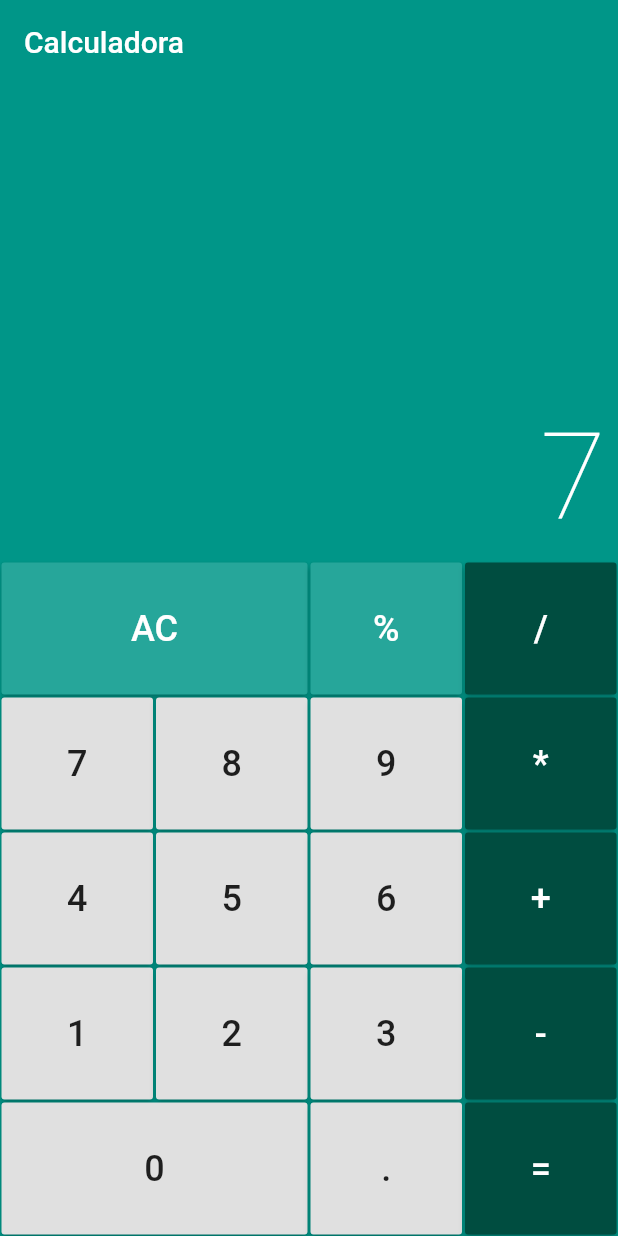
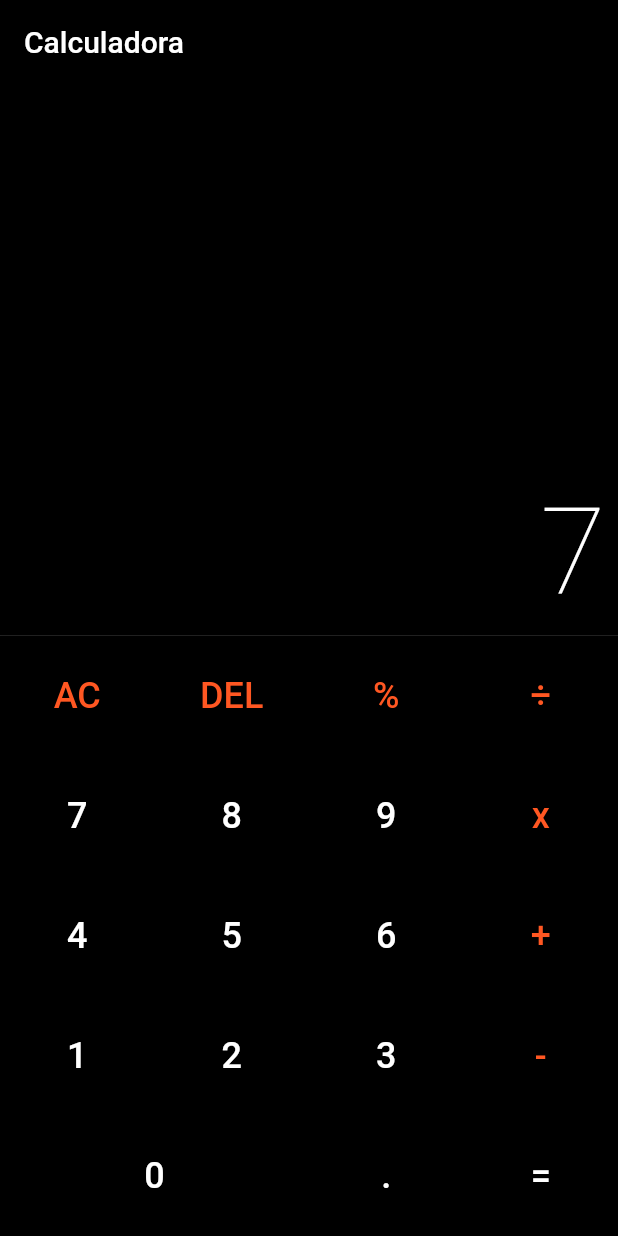
Before and after one commit to kleberandrade/calculadora-flutter, a Flutter app: the screen it shows after launch, after a tap on an icon or button, on a phone screen of 412 x 824 dp. Run offline on Flutter 3.47's test engine with Material 2 defaults, Android fonts, the phone set to English and light mode, and no system bars; drawn by our look-alikes of auto_size_text.

Commit message:
Design changed to look like the Xiaomi calculator

```diff
--- a/lib/calculator.dart
+++ b/lib/calculator.dart
@@ -9,19 +9,19 @@ class Calculator extends StatefulWidget {
 }
 
 class _CalculatorState extends State<Calculator> {
-
   final _memory = Memory();
 
   @override
   Widget build(BuildContext context) {
     return Scaffold(
       appBar: AppBar(
+        backgroundColor: Colors.black,
         title: Text('Calculadora'),
-        elevation: 0.0,
       ),
       body: Column(
         children: <Widget>[
           _buildDisplay(),
+          Divider(height: 0.1),
           _buildKeyboard(),
         ],
       ),
@@ -32,7 +32,7 @@ class _CalculatorState extends State<Calculator> {
     return Expanded(
       flex: 1,
       child: Container(
-        color: Theme.of(context).primaryColor,
+        color: Colors.black,
         child: Column(
           mainAxisAlignment: MainAxisAlignment.end,
           crossAxisAlignment: CrossAxisAlignment.stretch,
@@ -60,32 +60,29 @@ class _CalculatorState extends State<Calculator> {
   }
 
   Widget _buildKeyboardButton(String label,
-      {int flex = 1, Color bgColor, Color textColor}) {
+      {int flex = 1, Color textColor = Colors.white, Color backgroundColor = Colors.black}) {
     return Expanded(
       flex: flex,
-      child: Padding(
-        padding: const EdgeInsets.all(1.0),
       child: RaisedButton(
-          color: bgColor,
+        color: backgroundColor,
         textColor: textColor,
         child: Text(
           label,
           style: TextStyle(fontSize: 24),
         ),
-          onPressed: (){
+        onPressed: () {
           setState(() {
             _memory.applyCommand(label);
           });
         },
-        ),
       ),
     );
   }
 
   Widget _buildKeyboard() {
     return Container(
-      color: Theme.of(context).primaryColor,
-      height: 450.0,
+      color: Colors.black,
+      height: 400.0,
       child: Column(
         children: <Widget>[
           Expanded(
@@ -93,12 +90,10 @@ class _CalculatorState extends State<Calculator> {
             child: Row(
               crossAxisAlignment: CrossAxisAlignment.stretch,
               children: <Widget>[
-                _buildKeyboardButton('AC',
-                    flex: 2, bgColor: Colors.teal[400], textColor: Colors.white),
-                _buildKeyboardButton('%',
-                    bgColor: Colors.teal[400], textColor: Colors.white),
-                _buildKeyboardButton('/',
-                    bgColor: Colors.teal[900], textColor: Colors.white),
+                _buildKeyboardButton('AC', textColor: Colors.deepOrange),
+                _buildKeyboardButton('DEL', textColor: Colors.deepOrange),
+                _buildKeyboardButton('%', textColor: Colors.deepOrange),
+                _buildKeyboardButton('÷', textColor: Colors.deepOrange),
               ],
             ),
           ),
@@ -110,8 +105,7 @@ class _CalculatorState extends State<Calculator> {
                 _buildKeyboardButton('7'),
                 _buildKeyboardButton('8'),
                 _buildKeyboardButton('9'),
-                _buildKeyboardButton('*',
-                    bgColor: Colors.teal[900], textColor: Colors.white),
+                _buildKeyboardButton('x', textColor: Colors.deepOrange),
               ],
             ),
           ),
@@ -123,8 +117,7 @@ class _CalculatorState extends State<Calculator> {
                 _buildKeyboardButton('4'),
                 _buildKeyboardButton('5'),
                 _buildKeyboardButton('6'),
-                _buildKeyboardButton('+',
-                    bgColor: Colors.teal[900], textColor: Colors.white),
+                _buildKeyboardButton('+', textColor: Colors.deepOrange),
               ],
             ),
           ),
@@ -136,7 +129,7 @@ class _CalculatorState extends State<Calculator> {
                 _buildKeyboardButton('1'),
                 _buildKeyboardButton('2'),
                 _buildKeyboardButton('3'),
-                _buildKeyboardButton('-', bgColor: Colors.teal[900], textColor: Colors.white),
+                _buildKeyboardButton('-', textColor: Colors.deepOrange),
               ],
             ),
           ),
@@ -147,8 +140,7 @@ class _CalculatorState extends State<Calculator> {
               children: <Widget>[
                 _buildKeyboardButton('0', flex: 2),
                 _buildKeyboardButton('.'),
-                _buildKeyboardButton('=',
-                    bgColor: Colors.teal[900], textColor: Colors.white),
+                _buildKeyboardButton('=', textColor: Colors.white),
               ],
             ),
           ),
--- a/lib/main.dart
+++ b/lib/main.dart
@@ -13,9 +13,6 @@ class MyApp extends StatelessWidget {
     ]);
 
     return MaterialApp(
-      theme: ThemeData(
-        primarySwatch: Colors.teal,
-      ),
       debugShowCheckedModeBanner: false,
       home: Calculator(),
     );
--- a/lib/memory.dart
+++ b/lib/memory.dart
@@ -23,11 +23,18 @@ class Memory {
   void applyCommand(String command) {
     if (command == 'AC') {
       _clear();
-    } else if (operations.contains(command)) {
+    } else if (command == 'DEL'){
+      deleteEndDigit();
+    }
+    else if (operations.contains(command)) {
       _setOperation(command);
     } else {
       _addDigit(command);
     }
+  }
+
+  void deleteEndDigit(){
+    result = result.length > 1 ? result.substring(0, result.length - 1) : '0';
   }
 
   void _addDigit(String digit) {
@@ -63,9 +70,9 @@ class Memory {
     switch (_operation) {
       case '%':
         return _buffer[0] % _buffer[1];
-      case '/':
+      case '÷':
         return _buffer[0] / _buffer[1];
-      case '*':
+      case 'x':
         return _buffer[0] * _buffer[1];
       case '+':
         return _buffer[0] + _buffer[1];
```
Lines whose indentation alone changed are shown as unchanged.
